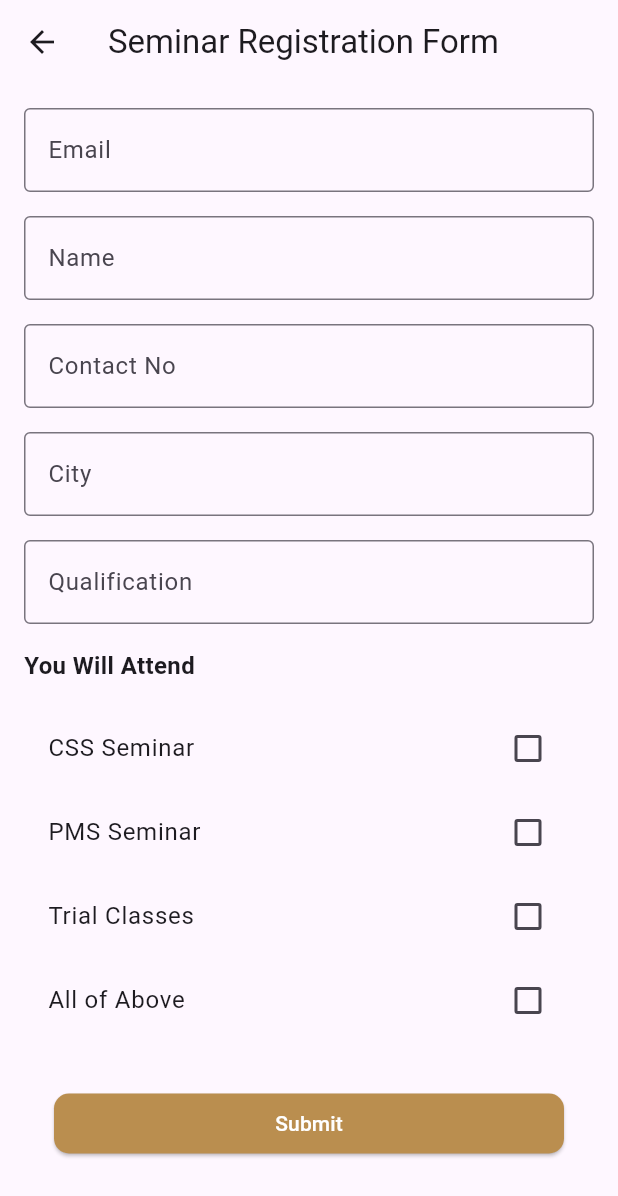
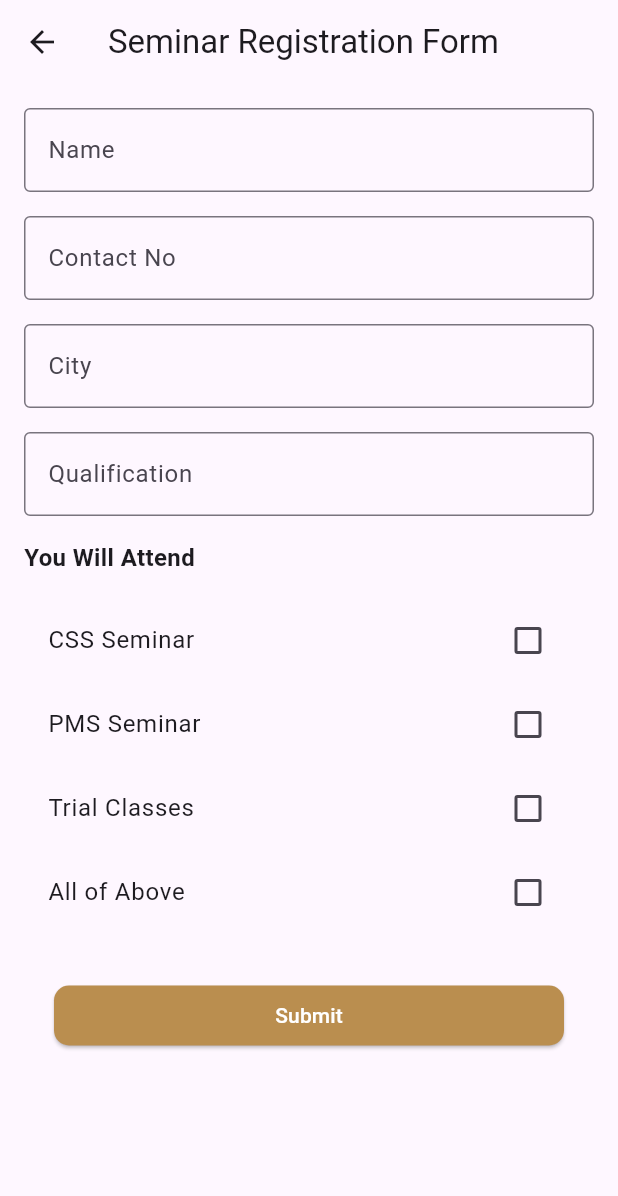
Before and after one commit to MiAwan3332/LCA_MOBILE_APP, a Flutter app: the SeminarFormScreen screen opened directly with empty values, on a phone screen of 412 x 824 dp. Shown: the top 1196 px of the screen. Run offline on Flutter 3.47's test engine with Material 3 defaults, Android fonts, the phone set to English and light mode, and no system bars; our stand-ins replace fluttertoast, shared_preferences; missing offline and left inert: qr_code_scanner; accounts and stored records are empty; network calls fail.

```diff
--- a/lib/screens/admin/dashboard_screen.dart
+++ b/lib/screens/admin/dashboard_screen.dart
@@ -57,7 +57,7 @@ class DashboardScreen extends StatelessWidget {
                       ),
                       SizedBox(height: 10),
                       Text(
-                        'Attandace',
+                        'Attendance',
                         style: TextStyle(
                           fontSize: 20,
                           fontWeight: FontWeight.bold,
--- a/lib/screens/admin/seminar_screen.dart
+++ b/lib/screens/admin/seminar_screen.dart
@@ -70,6 +70,7 @@ class _SeminarScreenState extends State<SeminarScreen> {
     return Scaffold(
       appBar: AppBar(
         title: Text('List of Seminars'),
+        backgroundColor: Color(0xFFBA8E4F),
       ),
       body: Padding(
         padding: const EdgeInsets.all(10.0),
--- a/lib/screens/admin/seminarform_screen.dart
+++ b/lib/screens/admin/seminarform_screen.dart
@@ -11,7 +11,7 @@ class SeminarFormScreen extends StatefulWidget {
 
 class _SeminarFormScreenState extends State<SeminarFormScreen> {
   final _formKey = GlobalKey<FormState>();
-  final TextEditingController _emailController = TextEditingController();
+  // final TextEditingController _emailController = TextEditingController();
   final TextEditingController _nameController = TextEditingController();
   final TextEditingController _contactController = TextEditingController();
   final TextEditingController _cityController = TextEditingController();
@@ -37,21 +37,21 @@ class _SeminarFormScreenState extends State<SeminarFormScreen> {
             child: Column(
               crossAxisAlignment: CrossAxisAlignment.start,
               children: [
-                TextFormField(
-                  controller: _emailController,
-                  decoration: InputDecoration(
-                    labelText: 'Email',
-                    border: OutlineInputBorder(),
-                  ),
-                  keyboardType: TextInputType.emailAddress,
-                  validator: (value) {
-                    if (value == null || value.isEmpty) {
-                      return 'Please enter your email';
-                    }
-                    return null;
-                  },
-                ),
-                SizedBox(height: 16.0),
+                // TextFormField(
+                //   controller: _emailController,
+                //   decoration: InputDecoration(
+                //     labelText: 'Email',
+                //     border: OutlineInputBorder(),
+                //   ),
+                //   keyboardType: TextInputType.emailAddress,
+                //   validator: (value) {
+                //     if (value == null || value.isEmpty) {
+                //       return 'Please enter your email';
+                //     }
+                //     return null;
+                //   },
+                // ),
+                // SizedBox(height: 16.0),
                 TextFormField(
                   controller: _nameController,
                   decoration: InputDecoration(
@@ -159,7 +159,7 @@ class _SeminarFormScreenState extends State<SeminarFormScreen> {
                     child: ElevatedButton(
                       onPressed: () {
                         print(widget.seminarId);
-                        _seminar.addUserToSeminar(_nameController.text, _emailController.text, _contactController.text, _cityController.text, widget.seminarId, _qualificationController.text, context);
+                        _seminar.addUserToSeminar(_nameController.text, _contactController.text, _cityController.text, widget.seminarId, _qualificationController.text, context);
                         // if (_formKey.currentState?.validate() ?? false) {
                         //   ScaffoldMessenger.of(context).showSnackBar(
                         //     SnackBar(content: Text('Form submitted successfully')),
--- a/lib/services/seminar_services.dart
+++ b/lib/services/seminar_services.dart
@@ -8,7 +8,6 @@ import '../screens/admin/dashboard_screen.dart';
 class Seminar {
   Future<void> addUserToSeminar(
       String name,
-      String email,
       String contactNo,
       String city,
       String seminarId,
@@ -31,7 +30,6 @@ class Seminar {
 
     Map<String, dynamic> body = {
       'name': name,
-      'email': email,
       'contactNo': contactNo,
       'city': city,
       'qualification': qualification,
```
Also changed, not shown: 7 other files.
